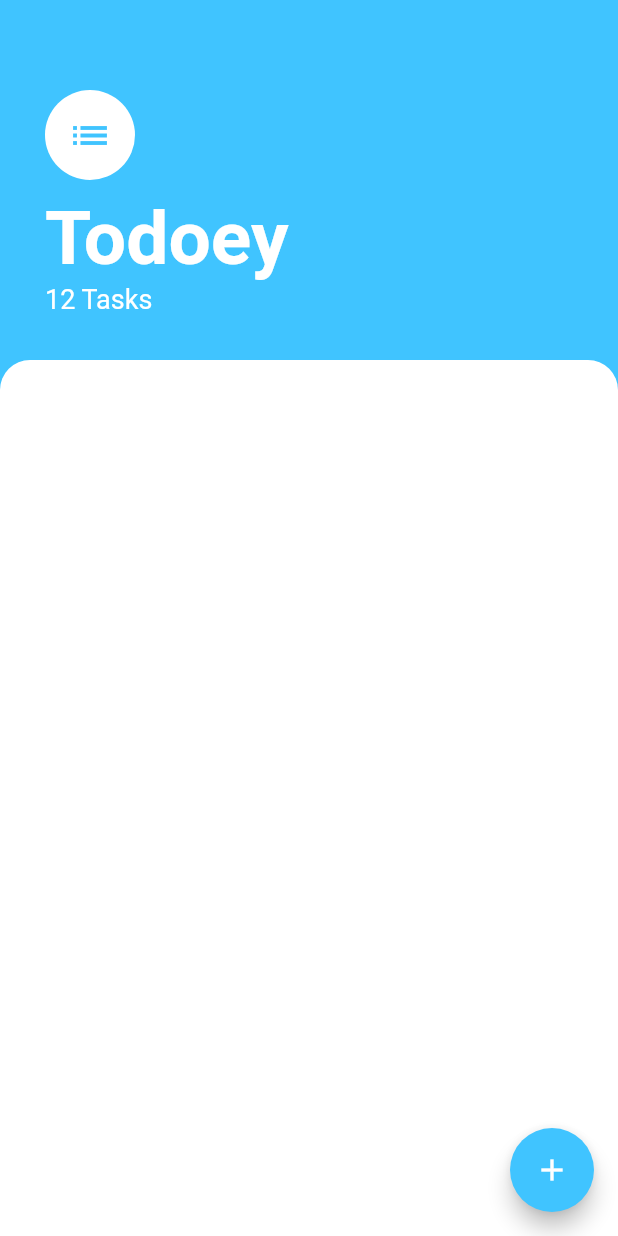
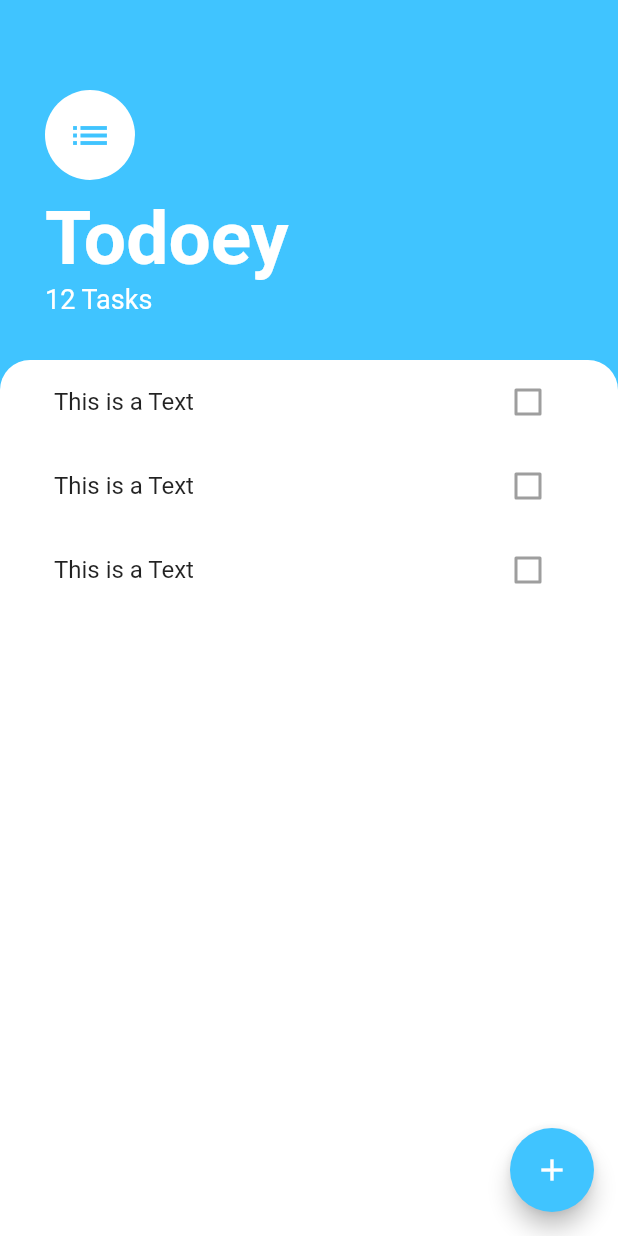
Before and after one commit to Istiakmorsalin/Flutter_todo_app, a Flutter app: the screen it shows after launch, on a phone screen of 412 x 824 dp. Run offline on Flutter 3.47's test engine with Material 2 defaults, Android fonts, the phone set to English and light mode, and no system bars.

Commit message:
introduce list

```diff
--- a/lib/screens/tasks_screen.dart
+++ b/lib/screens/tasks_screen.dart
@@ -1,4 +1,5 @@
 import 'package:flutter/material.dart';
+import 'package:todoy_flutter/widgets/tasks_list.dart';
 
 class TasksScreen extends StatelessWidget {
   @override
@@ -8,6 +9,7 @@ class TasksScreen extends StatelessWidget {
       floatingActionButton: FloatingActionButton(
         backgroundColor: Colors.lightBlueAccent,
         child: Icon(Icons.add),
+        onPressed: () {},
       ),
       body: Column(
         crossAxisAlignment: CrossAxisAlignment.start,
@@ -49,6 +51,7 @@ class TasksScreen extends StatelessWidget {
           ),
           Expanded(
             child: Container(
+              padding: EdgeInsets.symmetric(horizontal: 20.0),
               decoration: BoxDecoration(
                 color: Colors.white,
                 borderRadius: BorderRadius.only(
@@ -56,6 +59,7 @@ class TasksScreen extends StatelessWidget {
                   topRight: Radius.circular(20.0),
                 ),
               ),
+              child: TaskList(),
             ),
           ),
         ],
--- /dev/null
+++ b/lib/widgets/task_tile.dart
@@ -0,0 +1,13 @@
+import 'package:flutter/material.dart';
+
+class TaskTile extends StatelessWidget {
+  @override
+  Widget build(BuildContext context) {
+    return ListTile(
+      title: Text('This is a Text'),
+      trailing: Checkbox(
+        value: false,
+      ),
+    );
+  }
+}
--- /dev/null
+++ b/lib/widgets/tasks_list.dart
@@ -0,0 +1,15 @@
+import 'package:flutter/material.dart';
+import 'package:todoy_flutter/widgets/task_tile.dart';
+
+class TaskList extends StatelessWidget {
+  @override
+  Widget build(BuildContext context) {
+    return ListView(
+      children: [
+        TaskTile(),
+        TaskTile(),
+        TaskTile(),
+      ],
+    );
+  }
+}
```
